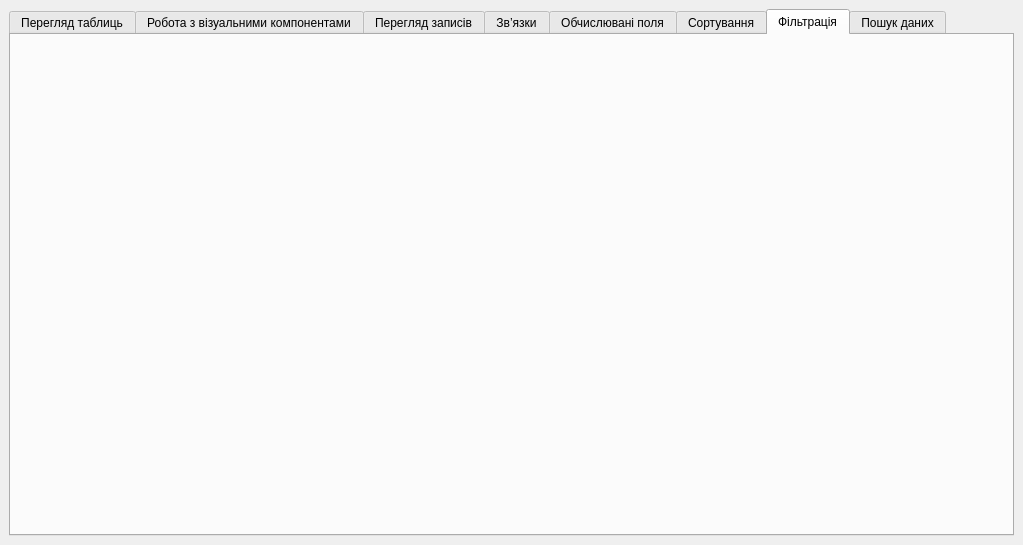
yourhostel/cpp_course, file III_course/2025-11-19-qt-practical-13-postgresql/rental/rental.ui: the form before one commit.
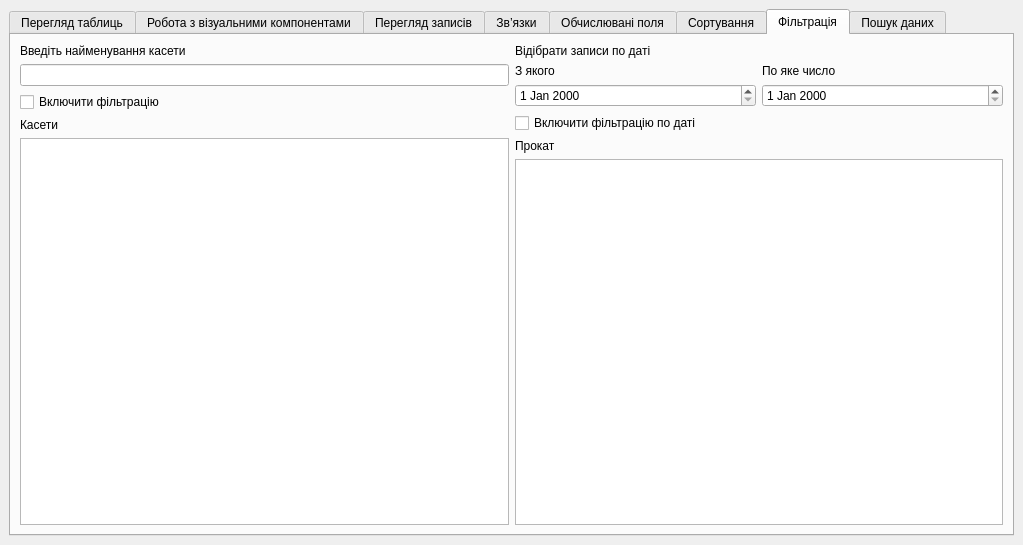
The form after the commit. The open tabs and pages were chosen to show the change. Icons and pictures are not drawn.

Commit message: Додано filtering_view

```diff
--- a/III_course/2025-11-19-qt-practical-13-postgresql/rental/rental.ui
+++ b/III_course/2025-11-19-qt-practical-13-postgresql/rental/rental.ui
@@ -1244,6 +1244,103 @@
          <attribute name="title">
           <string>Фільтрація</string>
          </attribute>
+         <layout class="QHBoxLayout" name="horizontalLayout_9">
+          <item>
+           <layout class="QHBoxLayout" name="filterMainLayout">
+            <item>
+             <layout class="QVBoxLayout" name="filterLeftLayout">
+              <item>
+               <widget class="QLabel" name="filterLeftLabel">
+                <property name="text">
+                 <string>Введіть найменування касети</string>
+                </property>
+               </widget>
+              </item>
+              <item>
+               <widget class="QLineEdit" name="filterTitleEdit"/>
+              </item>
+              <item>
+               <widget class="QCheckBox" name="filterTitleCheckBox">
+                <property name="text">
+                 <string>Включити фільтрацію</string>
+                </property>
+               </widget>
+              </item>
+              <item>
+               <widget class="QLabel" name="filterTapesTableLabel">
+                <property name="text">
+                 <string>Касети</string>
+                </property>
+               </widget>
+              </item>
+              <item>
+               <widget class="QTableView" name="filterTapesTable"/>
+              </item>
+             </layout>
+            </item>
+            <item>
+             <layout class="QVBoxLayout" name="filterRightLayout">
+              <item>
+               <widget class="QLabel" name="filterRightLabel">
+                <property name="text">
+                 <string>Відібрати записи по даті</string>
+                </property>
+               </widget>
+              </item>
+              <item>
+               <layout class="QHBoxLayout" name="filterDateLayout">
+                <item>
+                 <layout class="QVBoxLayout" name="filterDateFromLayout">
+                  <item>
+                   <widget class="QLabel" name="filterDateFromLabel">
+                    <property name="text">
+                     <string>З якого</string>
+                    </property>
+                   </widget>
+                  </item>
+                  <item>
+                   <widget class="QDateEdit" name="filterDateFromEdit"/>
+                  </item>
+                 </layout>
+                </item>
+                <item>
+                 <layout class="QVBoxLayout" name="filterDateToLayout">
+                  <item>
+                   <widget class="QLabel" name="filterDateToLabel">
+                    <property name="text">
+                     <string>По яке число</string>
+                    </property>
+                   </widget>
+                  </item>
+                  <item>
+                   <widget class="QDateEdit" name="filterDateToEdit"/>
+                  </item>
+                 </layout>
+                </item>
+               </layout>
+              </item>
+              <item>
+               <widget class="QCheckBox" name="filterDateCheckBox">
+                <property name="text">
+                 <string>Включити фільтрацію по даті</string>
+                </property>
+               </widget>
+              </item>
+              <item>
+               <widget class="QLabel" name="filterRentalsTableLabel">
+                <property name="text">
+                 <string>Прокат</string>
+                </property>
+               </widget>
+              </item>
+              <item>
+               <widget class="QTableView" name="filterRentalsTable"/>
+              </item>
+             </layout>
+            </item>
+           </layout>
+          </item>
+         </layout>
         </widget>
         <widget class="QWidget" name="tabSearch">
          <attribute name="title">
```
Left out of the diff: 6 changed lines with no effect on the pictures. The commit also changes 9 other files.
